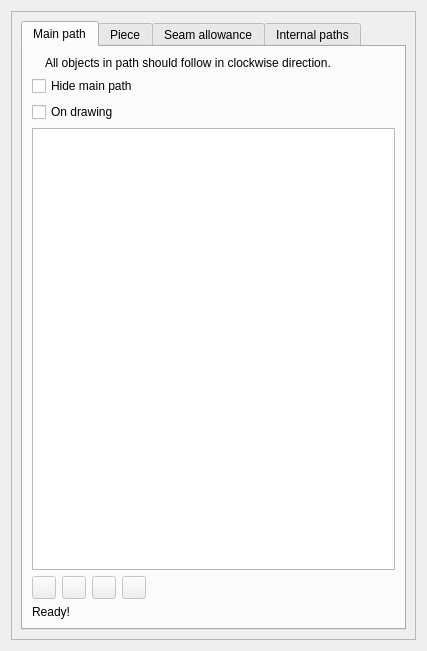
dismine/valentina, file src/libs/vtools/dialogs/tools/piece/tabs/tabpaths.ui: the form before one commit.
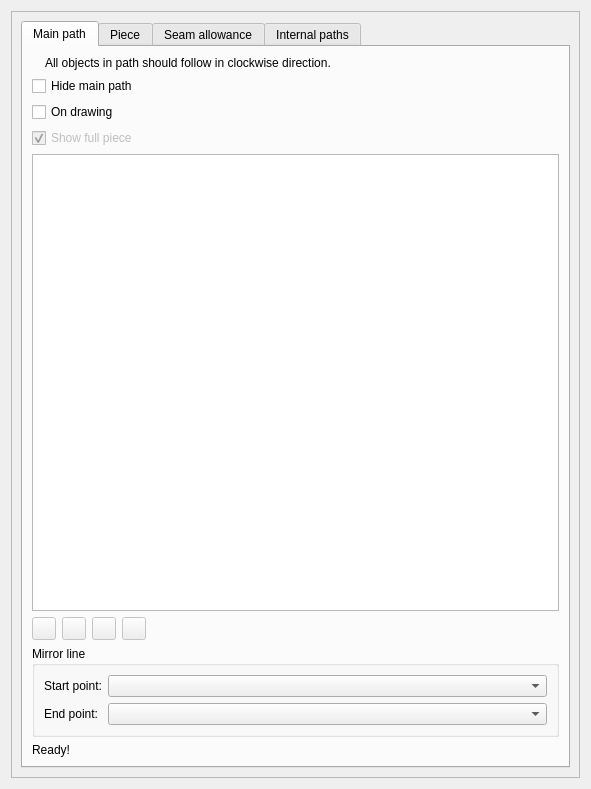
The form after the commit. Icons and pictures are not drawn. Custom widgets are drawn as their Qt base class.

Commit message: New features: Mirror line, Fold line.

Diff of the .ui file:
```diff
--- a/src/libs/vtools/dialogs/tools/piece/tabs/tabpaths.ui
+++ b/src/libs/vtools/dialogs/tools/piece/tabs/tabpaths.ui
@@ -6,8 +6,8 @@
    <rect>
     <x>0</x>
     <y>0</y>
-    <width>427</width>
-    <height>651</height>
+    <width>591</width>
+    <height>789</height>
    </rect>
   </property>
   <property name="windowTitle">
@@ -28,8 +28,8 @@
        <rect>
         <x>0</x>
         <y>0</y>
-        <width>407</width>
-        <height>631</height>
+        <width>571</width>
+        <height>769</height>
        </rect>
       </property>
       <layout class="QVBoxLayout" name="verticalLayout">
@@ -93,6 +93,19 @@
              </property>
             </widget>
            </item>
+           <item>
+            <widget class="QCheckBox" name="checkBoxShowFullPiece">
+             <property name="enabled">
+              <bool>false</bool>
+             </property>
+             <property name="text">
+              <string>Show full piece</string>
+             </property>
+             <property name="checked">
+              <bool>true</bool>
+             </property>
+            </widget>
+           </item>
            <item>
             <widget class="QListWidget" name="listWidgetMainPath">
              <property name="dragDropMode">
@@ -185,6 +198,35 @@
              </item>
             </layout>
            </item>
+           <item>
+            <widget class="QGroupBox" name="groupBoxMirrorLine">
+             <property name="title">
+              <string>Mirror line</string>
+             </property>
+             <layout class="QFormLayout" name="formLayout">
+              <item row="0" column="0">
+               <widget class="QLabel" name="labelMLStartPoint">
+                <property name="text">
+                 <string>Start point:</string>
+                </property>
+               </widget>
+              </item>
+              <item row="0" column="1">
+               <widget class="QComboBox" name="comboBoxMLStartPoint"/>
+              </item>
+              <item row="1" column="0">
+               <widget class="QLabel" name="labelMLEndPoint">
+                <property name="text">
+                 <string>End point:</string>
+                </property>
+               </widget>
+              </item>
+              <item row="1" column="1">
+               <widget class="QComboBox" name="comboBoxMLEndPoint"/>
+              </item>
+             </layout>
+            </widget>
+           </item>
            <item>
             <widget class="QLabel" name="helpLabel">
              <property name="text">
```
The commit also changes 160 other files.
